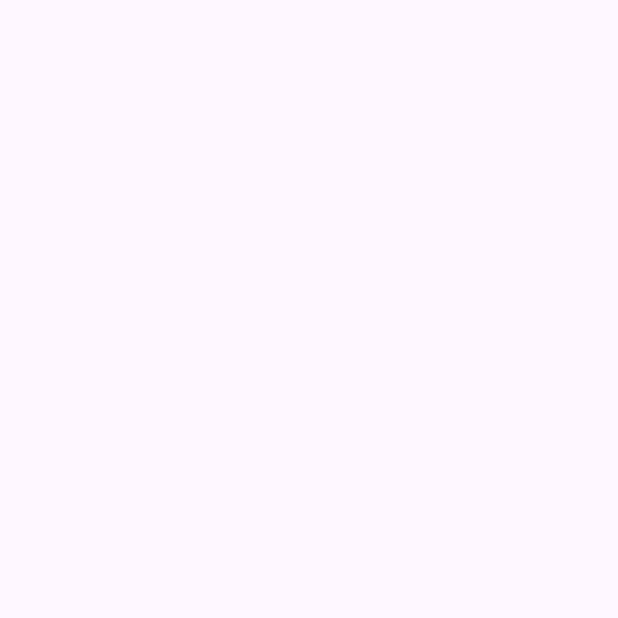
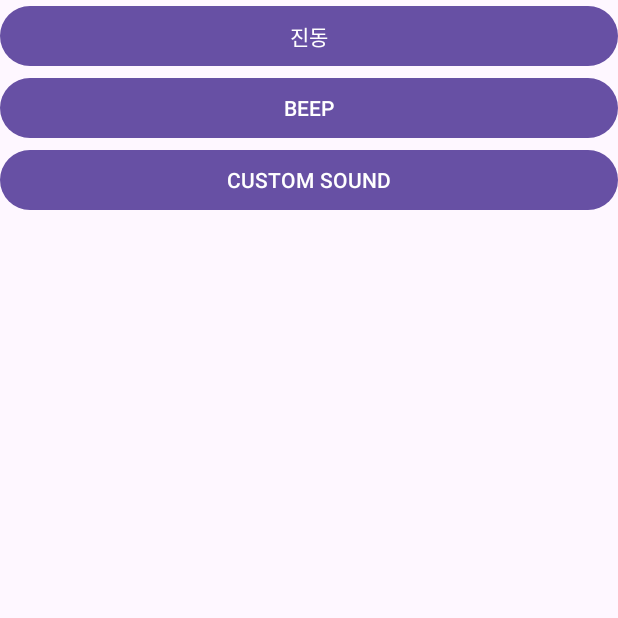
Before and after one commit to pjho4746/CCUBE_JAVA, an Android app: the ex13 screen opened directly, with no data from a screen before it, on a phone screen of 412 x 824 dp, the top half of it. Before the commit the part shown is empty. Run offline under Robolectric (Android 15) with nearby library versions, the phone set to English and light mode, and no system bars.

Commit message:
ex13 - 진동과 효과음을 재생하는 프로그램

```diff
--- a/app/src/main/AndroidManifest.xml
+++ b/app/src/main/AndroidManifest.xml
@@ -15,7 +15,7 @@
         android:theme="@style/Theme.MyApplication"
         tools:targetApi="31">
         <activity
-            android:name=".ex12"
+            android:name=".ex13"
             android:exported="true">
             <intent-filter>
                 <action android:name="android.intent.action.MAIN" />
@@ -24,7 +24,7 @@
             </intent-filter>
         </activity>
         <activity
-            android:name=".ex13"
+            android:name=".ex12"
             android:exported="true">
             <intent-filter>
                 <action android:name="android.intent.action.MAIN" />
--- a/app/src/main/java/com/example/myapplication/ex13.java
+++ b/app/src/main/java/com/example/myapplication/ex13.java
@@ -2,13 +2,55 @@ package com.example.myapplication;
 
 import androidx.appcompat.app.AppCompatActivity;
 
+import android.media.AudioManager;
+import android.media.MediaPlayer;
 import android.os.Bundle;
+import android.view.View;
+import android.widget.Button;
+import android.os.Vibrator;
+import android.media.ToneGenerator;
 
-public class ex13 extends AppCompatActivity {
+public class ex13 extends AppCompatActivity implements View.OnClickListener {
+
+    Button vibrationBtn;
+    Button beepBtn;
+    Button customBtn;
+
+    private MediaPlayer player; // MediaPlayer 객체를 필드로 선언합니다.
 
     @Override
     protected void onCreate(Bundle savedInstanceState) {
         super.onCreate(savedInstanceState);
         setContentView(R.layout.activity_ex13);
+
+        vibrationBtn = findViewById(R.id.ex13button1);
+        beepBtn = findViewById(R.id.ex13button2);
+        customBtn = findViewById(R.id.ex13button3);
+
+        vibrationBtn.setOnClickListener(this);
+        beepBtn.setOnClickListener(this);
+        customBtn.setOnClickListener(this);
+    }
+
+    @Override
+    public void onClick(View v) {
+        if (v == vibrationBtn) {
+            // 진동 버튼을 클릭한 경우
+            Vibrator vibrator = (Vibrator) getSystemService(VIBRATOR_SERVICE);
+            if (vibrator.hasVibrator()) {
+                vibrator.vibrate(1000); // 1초간 진동
+            }
+        } else if (v == beepBtn) {
+            // BEEP 버튼을 클릭한 경우
+            if (player != null) {
+                player.release(); // 이전에 초기화한 MediaPlayer 리소스를 해제합니다.
+            }
+            player = MediaPlayer.create(this, R.raw.kakaotalk);
+            player.start();
+        } else if (v == customBtn) {
+            // CUSTOM SOUND 버튼을 클릭한 경우
+            ToneGenerator toneGen1 = new ToneGenerator(AudioManager.STREAM_MUSIC, 100);
+            toneGen1.startTone(ToneGenerator.TONE_CDMA_PIP, 150); // Beep 소리 재생
+        }
     }
 }
--- a/app/src/main/res/layout/activity_ex13.xml
+++ b/app/src/main/res/layout/activity_ex13.xml
@@ -1,9 +1,28 @@
 <?xml version="1.0" encoding="utf-8"?>
-<androidx.constraintlayout.widget.ConstraintLayout xmlns:android="http://schemas.android.com/apk/res/android"
+<LinearLayout xmlns:android="http://schemas.android.com/apk/res/android"
     xmlns:app="http://schemas.android.com/apk/res-auto"
     xmlns:tools="http://schemas.android.com/tools"
     android:layout_width="match_parent"
     android:layout_height="match_parent"
+    android:orientation="vertical"
     tools:context=".ex13">
 
-</androidx.constraintlayout.widget.ConstraintLayout>
+    <Button
+        android:id="@+id/ex13button1"
+        android:layout_width="match_parent"
+        android:layout_height="wrap_content"
+        android:text="진동" />
+
+    <Button
+        android:id="@+id/ex13button2"
+        android:layout_width="match_parent"
+        android:layout_height="wrap_content"
+        android:text="BEEP" />
+
+    <Button
+        android:id="@+id/ex13button3"
+        android:layout_width="match_parent"
+        android:layout_height="wrap_content"
+        android:text="CUSTOM SOUND" />
+
+</LinearLayout>
```
Also changed, not shown: app/src/main/java/com/example/myapplication/ex1.java (deleted, +0 -14 lines), app/src/main/java/com/example/myapplication/ex10.java (deleted, +0 -14 lines), app/src/main/res/layout/activity_ex1.xml (deleted, +0 -29 lines), app/src/main/res/layout/activity_ex10.xml (deleted, +0 -49 lines), app/src/main/java/com/example/myapplication/ex12.java (line endings or trailing spaces).
